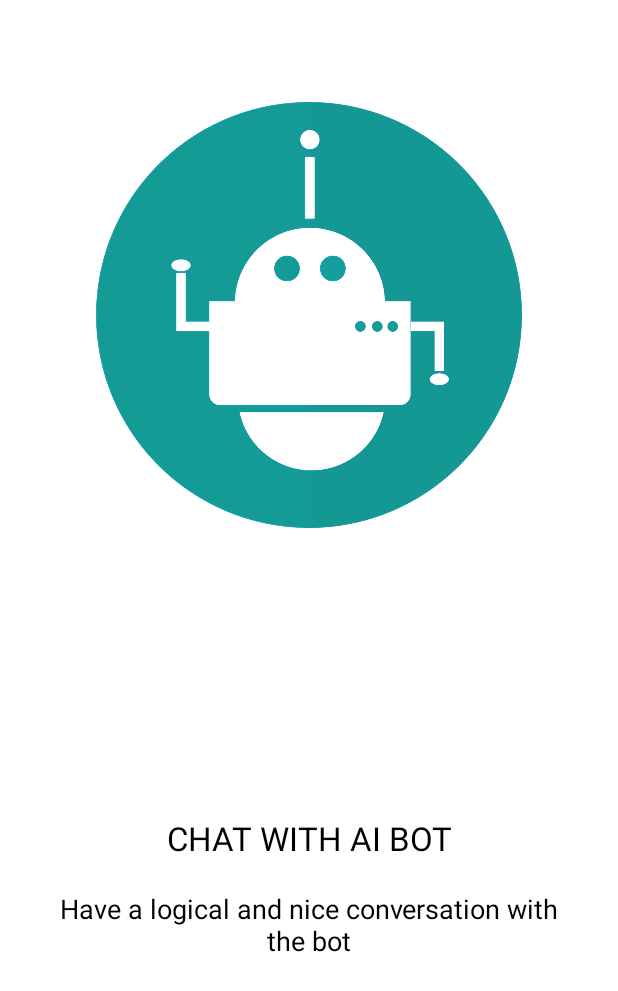
After one commit to liamgam/FirebaseAI-Android-Chat-App, an Android app: the layout boarding_one.xml on its own in the app's theme, with its tools: preview values and no code run, on a phone screen of 412 x 824 dp. The commit adds this screen. Shown: the top 991 px of the screen. Run offline under Robolectric (Android 15) with nearby library versions, the phone set to English and light mode, and no system bars.

Commit message:
final push

```diff
--- a/app/build.gradle
+++ b/app/build.gradle
@@ -63,5 +63,7 @@ dependencies {
     compile 'com.getkeepsafe.taptargetview:taptargetview:1.8.0'
     compile 'com.airbnb.android:lottie:2.0.0'
     compile 'com.erikagtierrez.multiple_media_picker:multiple-media-picker:1.0.3'
+    compile 'com.github.apl-devs:appintro:v4.2.0'
+
 }
 apply plugin: 'com.google.gms.google-services'
--- /dev/null
+++ b/app/src/main/res/layout/boarding_one.xml
@@ -0,0 +1,61 @@
+<LinearLayout xmlns:android="http://schemas.android.com/apk/res/android"
+    android:layout_width="match_parent"
+    android:layout_height="match_parent"
+    android:orientation="vertical"
+    android:background="@color/white"
+    >
+
+    <ImageView
+        android:layout_marginTop="60dp"
+        android:layout_marginLeft="@dimen/activity_horizontal_margin"
+        android:layout_marginRight="@dimen/activity_horizontal_margin"
+        android:paddingTop="8dp"
+        android:paddingBottom="8dp"
+        android:id="@+id/iv_onboard"
+        android:layout_width="match_parent"
+        android:layout_height="@dimen/ob_banner_height"
+        android:gravity="center"
+        android:scaleType="fitCenter"
+        android:src="@drawable/first_onboard" />
+
+    <RelativeLayout
+        android:layout_below="@+id/iv_onboard"
+        android:layout_width="match_parent"
+        android:layout_height="match_parent">
+
+        <LinearLayout
+            android:layout_centerVertical="true"
+            android:orientation="vertical"
+            android:layout_width="match_parent"
+            android:layout_height="wrap_content">
+
+            <TextView
+                android:id="@+id/tv_header"
+                android:layout_width="match_parent"
+                android:layout_height="wrap_content"
+                android:gravity="center"
+                android:paddingLeft="@dimen/ob_desc_padding"
+                android:paddingRight="@dimen/ob_desc_padding"
+                android:text="Chat With AI Bot"
+                android:textAllCaps="true"
+                android:textColor="@color/black"
+                android:textSize="@dimen/ob_header_text_size" />
+
+            <TextView
+                android:id="@+id/tv_desc"
+                android:layout_width="match_parent"
+                android:layout_height="wrap_content"
+                android:layout_marginTop="20dp"
+                android:gravity="center"
+                android:paddingLeft="@dimen/ob_desc_padding"
+                android:paddingRight="@dimen/ob_desc_padding"
+                android:text="Have a logical and nice conversation with the bot"
+                android:textColor="@color/black"
+                android:textSize="@dimen/ob_desc_text_size" />
+
+        </LinearLayout>
+
+    </RelativeLayout>
+
+
+</LinearLayout>
--- a/app/src/main/res/values/colors.xml
+++ b/app/src/main/res/values/colors.xml
@@ -17,8 +17,7 @@
     <color name="black">#000000</color>
     <color name="lime">#cddc39</color>
 
-
-
+    <color name="black_overlay">#66000000</color>
 
 
 </resources>
--- a/app/src/main/res/values/dimens.xml
+++ b/app/src/main/res/values/dimens.xml
@@ -15,4 +15,12 @@
     <dimen name="speech_bubble_corners_plus_tail">15dp</dimen>
     <dimen name="speech_bubble_spacing">5dp</dimen>
     <dimen name="speech_bubble_tail">25dp</dimen>
+
+    <dimen name="ob_desc_padding">30dp</dimen>
+    <dimen name="ob_banner_height">300dp</dimen>
+    <dimen name="items_inbetween">8dp</dimen>
+
+    <dimen name="button_text">18sp</dimen>
+    <dimen name="ob_header_text_size">22sp</dimen>
+    <dimen name="ob_desc_text_size">18sp</dimen>
 </resources>
--- a/app/src/main/res/values/styles.xml
+++ b/app/src/main/res/values/styles.xml
@@ -50,4 +50,16 @@
         <item name="colorAccent">#4fa881</item>
         <item name="android:windowBackground">@drawable/bg</item>
     </style>
+
+    <style name="FullscreenTheme" parent="AppTheme">
+        <item name="android:actionBarStyle">@style/FullscreenActionBarStyle</item>
+        <item name="android:windowActionBarOverlay">true</item>
+        <item name="android:windowBackground">@null</item>
+        <item name="metaButtonBarStyle">?android:attr/buttonBarStyle</item>
+        <item name="metaButtonBarButtonStyle">?android:attr/buttonBarButtonStyle</item>
+    </style>
+
+    <style name="FullscreenActionBarStyle" parent="Widget.AppCompat.ActionBar">
+        <item name="android:background">@color/black_overlay</item>
+    </style>
 </resources>
```
Also changed, not shown: app/src/main/AndroidManifest.xml (+21 -27 lines), app/src/main/java/com/makkhay/chat/ui/ChatActivity.java (+10 -2 lines), app/src/main/java/com/makkhay/chat/ui/OnBoardingActivity.java (added, +74 -0 lines), app/src/main/java/com/makkhay/chat/util/MyPreferences.java (added, +37 -0 lines), app/src/main/java/com/makkhay/chat/util/SampleSlide.java (added, +41 -0 lines), app/src/main/res/layout/activity_on_boarding.xml (added, +51 -0 lines), app/src/main/res/layout/boarding_three.xml (added, +61 -0 lines), app/src/main/res/layout/boarding_two.xml (added, +61 -0 lines), app/src/main/res/values/attrs.xml (added, +12 -0 lines), app/src/main/res/values/strings.xml (+7 -0 lines), app/src/main/res/drawable/first_onboard.png (added), app/src/main/res/drawable/second_onboard.png (added), app/src/main/res/drawable/third_onboard.png (added).
